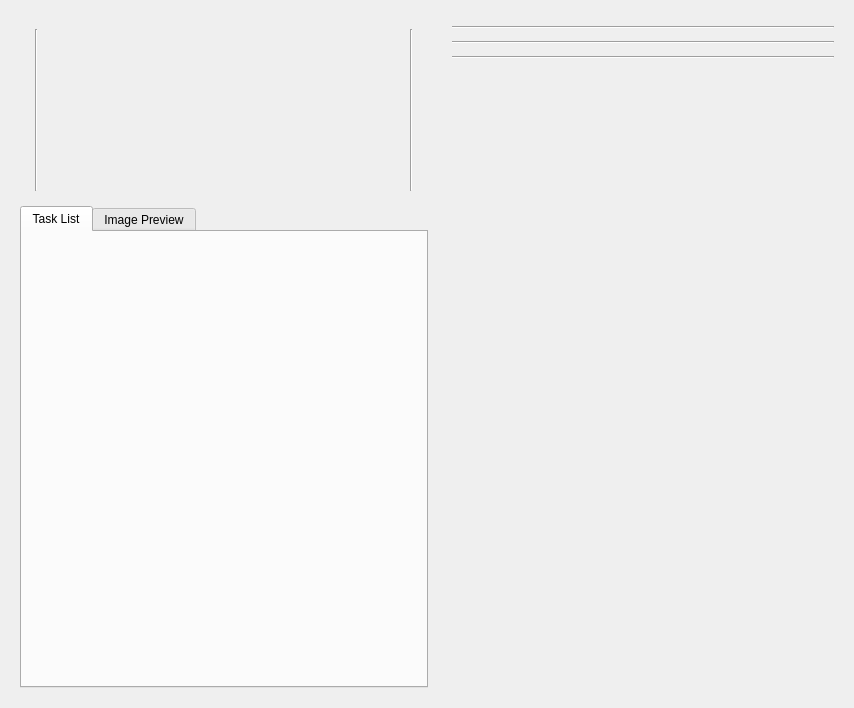
AndreasFMueller/AstroPhotography, file snowgui/snowgui/task/taskwindow.ui: the form before one commit.
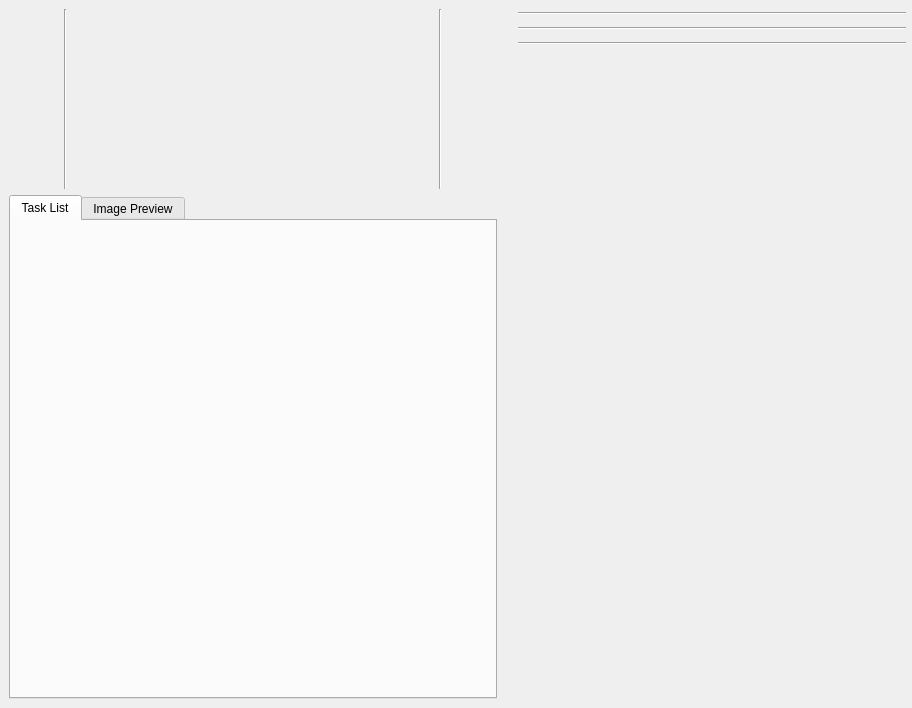
The form after the commit. Custom widgets are drawn as their Qt base class.

The edit to the form file:
```diff
--- a/snowgui/snowgui/task/taskwindow.ui
+++ b/snowgui/snowgui/task/taskwindow.ui
@@ -6,7 +6,7 @@
    <rect>
     <x>0</x>
     <y>0</y>
-    <width>747</width>
+    <width>912</width>
     <height>708</height>
    </rect>
   </property>
@@ -20,6 +20,18 @@
    <string>Form</string>
   </property>
   <layout class="QHBoxLayout" name="horizontalLayout">
+   <property name="leftMargin">
+    <number>0</number>
+   </property>
+   <property name="topMargin">
+    <number>0</number>
+   </property>
+   <property name="rightMargin">
+    <number>0</number>
+   </property>
+   <property name="bottomMargin">
+    <number>0</number>
+   </property>
    <item>
     <widget class="QWidget" name="taskcontrolWidget" native="true">
      <layout class="QVBoxLayout" name="verticalLayout_2">
@@ -38,6 +50,18 @@
          </size>
         </property>
         <layout class="QHBoxLayout" name="horizontalLayout_2">
+         <property name="leftMargin">
+          <number>0</number>
+         </property>
+         <property name="topMargin">
+          <number>0</number>
+         </property>
+         <property name="rightMargin">
+          <number>0</number>
+         </property>
+         <property name="bottomMargin">
+          <number>0</number>
+         </property>
          <item>
           <widget class="snowgui::taskstatuswidget" name="taskstatusWidget" native="true"/>
          </item>
@@ -116,6 +140,18 @@
       </size>
      </property>
      <layout class="QVBoxLayout" name="verticalLayout">
+      <property name="leftMargin">
+       <number>6</number>
+      </property>
+      <property name="topMargin">
+       <number>6</number>
+      </property>
+      <property name="rightMargin">
+       <number>6</number>
+      </property>
+      <property name="bottomMargin">
+       <number>6</number>
+      </property>
       <item>
        <widget class="snowgui::ccdcontrollerwidget" name="ccdcontrollerWidget" native="true"/>
       </item>
```
